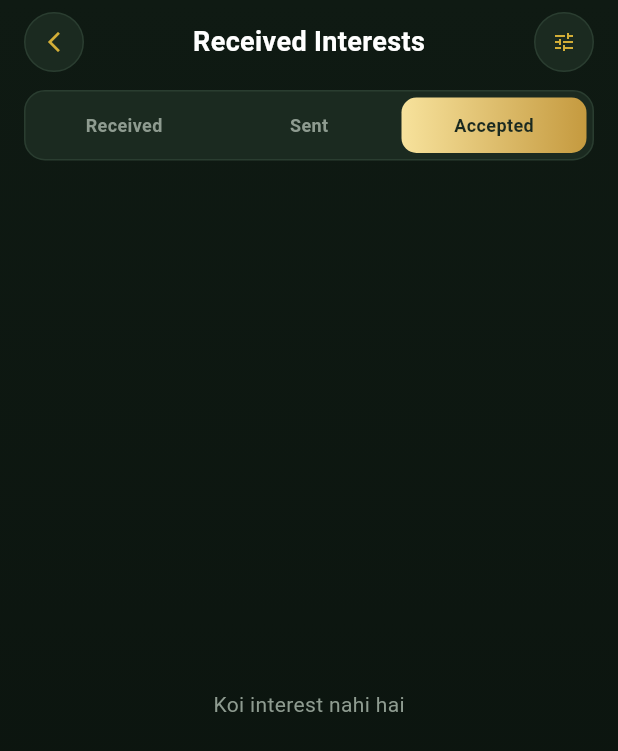
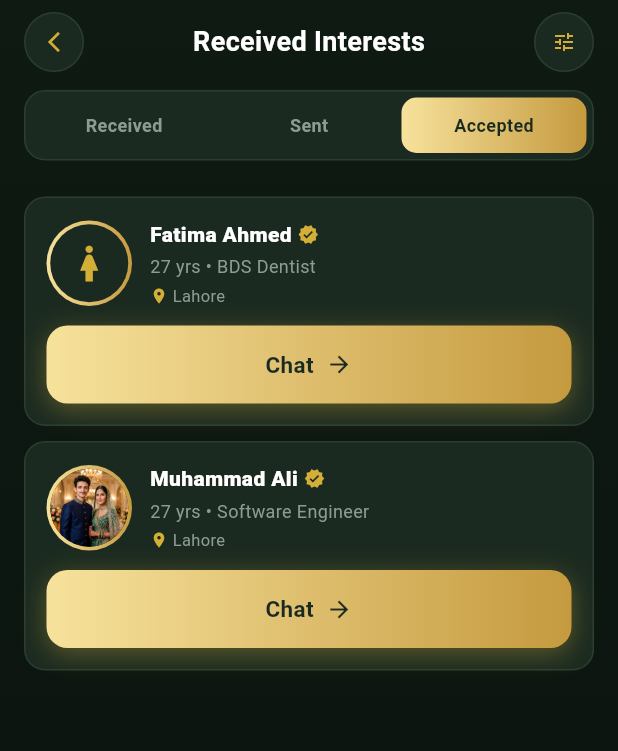
Before and after one commit to khalidnazir285-debug/Jeevan_saathi, a Flutter app: the ReceivedInterestsScreen screen opened directly, after a tap on "Sent", after a tap on "Accepted", on a phone screen of 412 x 824 dp. Shown: the top 751 px of the screen. Run offline on Flutter 3.47's test engine with Material 3 defaults, Android fonts, the phone set to English and light mode, and no system bars; our stand-ins replace font_awesome_flutter, get, google_fonts, smooth_page_indicator; network calls fail.

Commit message:
Dynamic ReceivedInterestsScreen profiles with custom images and dynamic ProfileDetailsScreen and ChatScreen navigation

```diff
--- a/lib/controllers/interest_controller.dart
+++ b/lib/controllers/interest_controller.dart
@@ -5,8 +5,19 @@ import '../custom_widgets/jt_theme.dart';
 class InterestModel {
   final String name;
   final String info;
+  final String location;
+  final String avatarUrl;
+  final bool isFemale;
   final RxString status; // pending / accepted / declined
-  InterestModel(this.name, this.info, String s) : status = s.obs;
+
+  InterestModel({
+    required this.name,
+    required this.info,
+    required this.location,
+    required this.avatarUrl,
+    required this.isFemale,
+    required String status,
+  }) : status = status.obs;
 }
 
 class ChatMessage {
@@ -50,16 +61,58 @@ class InterestController extends GetxController {
     );
   }
 
-  // Received interests
+  // Received interests list with dynamic image avatars
   final tab = 0.obs; // 0 Received, 1 Sent, 2 Accepted
   final received = <InterestModel>[
-    InterestModel('Ayesha Khan', '25 yrs • Lahore • MBBS', 'pending'),
-    InterestModel('Sana Malik', '24 yrs • Karachi • BBA', 'pending'),
-    InterestModel('Hira Noor', '26 yrs • Islamabad • Teacher', 'pending'),
+    InterestModel(
+      name: 'Ayesha Khan',
+      info: '25 yrs • MBBS Doctor',
+      location: 'Lahore',
+      avatarUrl: 'assets/images/female.png',
+      isFemale: true,
+      status: 'pending',
+    ),
+    InterestModel(
+      name: 'Sana Malik',
+      info: '24 yrs • BBA Finance',
+      location: 'Karachi',
+      avatarUrl:
+          'https://images.unsplash.com/photo-1517841905240-472988babdf9?fit=crop&w=500&q=80',
+      isFemale: true,
+      status: 'pending',
+    ),
+    InterestModel(
+      name: 'Hira Noor',
+      info: '26 yrs • Lecturer / Teacher',
+      location: 'Islamabad',
+      avatarUrl:
+          'https://images.unsplash.com/photo-1524504388940-b1c1722653e1?fit=crop&w=500&q=80',
+      isFemale: true,
+      status: 'pending',
+    ),
+    InterestModel(
+      name: 'Fatima Ahmed',
+      info: '27 yrs • BDS Dentist',
+      location: 'Lahore',
+      avatarUrl:
+          'https://images.unsplash.com/photo-1494790108377-be9c29b29330?fit=crop&w=500&q=80',
+      isFemale: true,
+      status: 'accepted',
+    ),
+    InterestModel(
+      name: 'Muhammad Ali',
+      info: '27 yrs • Software Engineer',
+      location: 'Lahore',
+      avatarUrl: 'assets/images/male.png',
+      isFemale: false,
+      status: 'accepted',
+    ),
   ].obs;
 
   List<InterestModel> get visible {
-    if (tab.value == 2) return received.where((e) => e.status.value == 'accepted').toList();
+    if (tab.value == 2) {
+      return received.where((e) => e.status.value == 'accepted').toList();
+    }
     if (tab.value == 1) return <InterestModel>[];
     return received.where((e) => e.status.value == 'pending').toList();
   }
@@ -68,6 +121,10 @@ class InterestController extends GetxController {
   void decline(InterestModel m) => m.status.value = 'declined';
 
   // Chat
+  final activeChatName = 'Ayesha Khan'.obs;
+  final activeChatAvatar = 'assets/images/female.png'.obs;
+  final activeChatIsFemale = true.obs;
+
   final isTyping = false.obs;
   final chatScrollController = ScrollController();
 
@@ -102,6 +159,12 @@ class InterestController extends GetxController {
     'Aap ki hobbies kya hain?',
     'InshaAllah',
   ];
+
+  void openChatWith(String name, String avatarUrl, bool isFemale) {
+    activeChatName.value = name;
+    activeChatAvatar.value = avatarUrl;
+    activeChatIsFemale.value = isFemale;
+  }
 
   void sendMsgText(String customText) {
     final t = customText.trim();
--- a/lib/view/received_interests_screen.dart
+++ b/lib/view/received_interests_screen.dart
@@ -19,24 +19,32 @@ class ReceivedInterestsScreen extends StatelessWidget {
       body: Container(
         decoration: const BoxDecoration(gradient: JT.bgGradient),
         child: SafeArea(
+          child: Center(
+            child: ConstrainedBox(
+              constraints: const BoxConstraints(maxWidth: 500),
               child: Column(
                 children: [
                   const JtHeader(title: 'Received Interests', trailing: Icons.tune),
-              Obx(() => JtTabs(
+                  Obx(
+                    () => JtTabs(
                       tabs: const ['Received', 'Sent', 'Accepted'],
                       selected: c.tab.value,
                       onChanged: (i) => c.tab.value = i,
-                  )),
+                    ),
+                  ),
                   Expanded(
                     child: Obx(() {
                       final list = c.visible;
                       if (list.isEmpty) {
                         return const Center(
-                      child: Text('Koi interest nahi hai',
-                          style: TextStyle(color: JT.muted)),
+                          child: Text(
+                            'Koi interest nahi hai',
+                            style: TextStyle(color: JT.muted),
+                          ),
                         );
                       }
                       return ListView.builder(
+                        physics: const BouncingScrollPhysics(),
                         padding: const EdgeInsets.all(16),
                         itemCount: list.length,
                         itemBuilder: (_, i) {
@@ -47,23 +55,72 @@ class ReceivedInterestsScreen extends StatelessWidget {
                               child: Column(
                                 children: [
                                   InkWell(
-                                onTap: () => Get.to(() => ProfileDetailsScreen()),
+                                    onTap: () => Get.to(
+                                      () => ProfileDetailsScreen(
+                                        name: m.name,
+                                        info: m.info,
+                                        location: m.location,
+                                        avatarUrl: m.avatarUrl,
+                                        isFemale: m.isFemale,
+                                      ),
+                                      transition: Transition.rightToLeftWithFade,
+                                    ),
                                     child: Row(
                                       children: [
-                                    const JtAvatar(radius: 26),
+                                        JtAvatar(
+                                          radius: 26,
+                                          imageUrl: m.avatarUrl,
+                                          isFemale: m.isFemale,
+                                        ),
                                         const SizedBox(width: 12),
                                         Expanded(
                                           child: Column(
-                                        crossAxisAlignment: CrossAxisAlignment.start,
+                                            crossAxisAlignment:
+                                                CrossAxisAlignment.start,
                                             children: [
-                                          Text(m.name,
+                                              Row(
+                                                children: [
+                                                  Text(
+                                                    m.name,
                                                     style: const TextStyle(
                                                       color: Colors.white,
-                                                  fontWeight: FontWeight.w800)),
+                                                      fontWeight: FontWeight.w800,
+                                                    ),
+                                                  ),
+                                                  const SizedBox(width: 4),
+                                                  const Icon(
+                                                    Icons.verified,
+                                                    color: JT.gold,
+                                                    size: 14,
+                                                  ),
+                                                ],
+                                              ),
                                               const SizedBox(height: 3),
-                                          Text(m.info,
+                                              Text(
+                                                m.info,
                                                 style: const TextStyle(
-                                                  color: JT.muted, fontSize: 12)),
+                                                  color: JT.muted,
+                                                  fontSize: 12,
+                                                ),
+                                              ),
+                                              const SizedBox(height: 3),
+                                              Row(
+                                                children: [
+                                                  const Icon(
+                                                    Icons.location_on,
+                                                    color: JT.gold,
+                                                    size: 12,
+                                                  ),
+                                                  const SizedBox(width: 3),
+                                                  Text(
+                                                    m.location,
+                                                    style: const TextStyle(
+                                                      color: JT.muted,
+                                                      fontSize: 11,
+                                                    ),
+                                                  ),
+                                                ],
+                                              ),
                                             ],
                                           ),
                                         ),
@@ -78,7 +135,8 @@ class ReceivedInterestsScreen extends StatelessWidget {
                                           child: OutlinedButton(
                                             style: OutlinedButton.styleFrom(
                                               side: const BorderSide(color: JT.gold),
-                                            foregroundColor: JT.gold),
+                                              foregroundColor: JT.gold,
+                                            ),
                                             onPressed: () => c.decline(m),
                                             child: const Text('Decline'),
                                           ),
@@ -86,15 +144,27 @@ class ReceivedInterestsScreen extends StatelessWidget {
                                         const SizedBox(width: 10),
                                         Expanded(
                                           child: JtGoldButton(
-                                          text: 'Accept', onTap: () => c.accept(m)),
+                                            text: 'Accept',
+                                            onTap: () => c.accept(m),
+                                          ),
                                         ),
                                       ],
                                     )
                                   else
                                     JtGoldButton(
                                       text: 'Chat',
-                                    onTap: () => Get.to(() => ChatScreen(),
-                                        transition: Transition.rightToLeftWithFade)),
+                                      onTap: () {
+                                        c.openChatWith(
+                                          m.name,
+                                          m.avatarUrl,
+                                          m.isFemale,
+                                        );
+                                        Get.to(
+                                          () => ChatScreen(),
+                                          transition: Transition.rightToLeftWithFade,
+                                        );
+                                      },
+                                    ),
                                 ],
                               ),
                             ),
@@ -107,6 +177,8 @@ class ReceivedInterestsScreen extends StatelessWidget {
               ),
             ),
           ),
+        ),
+      ),
     );
   }
 }
```
Also changed, not shown: lib/view/chat_screen.dart (+24 -14 lines). Lines whose indentation alone changed are shown as unchanged.
